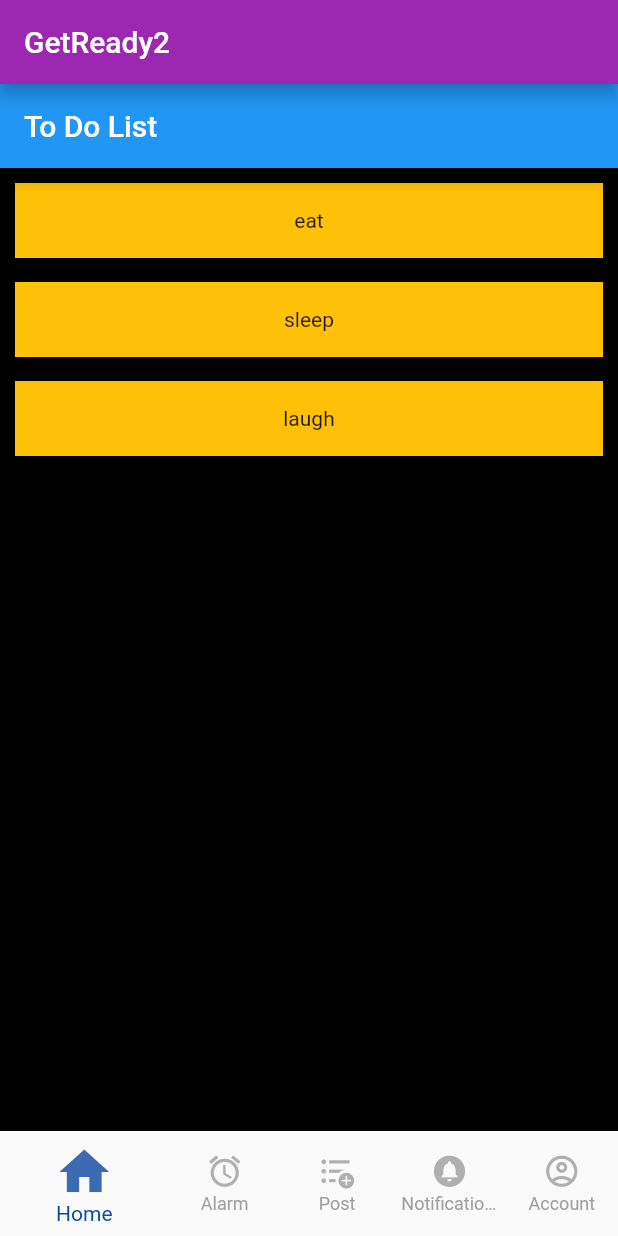
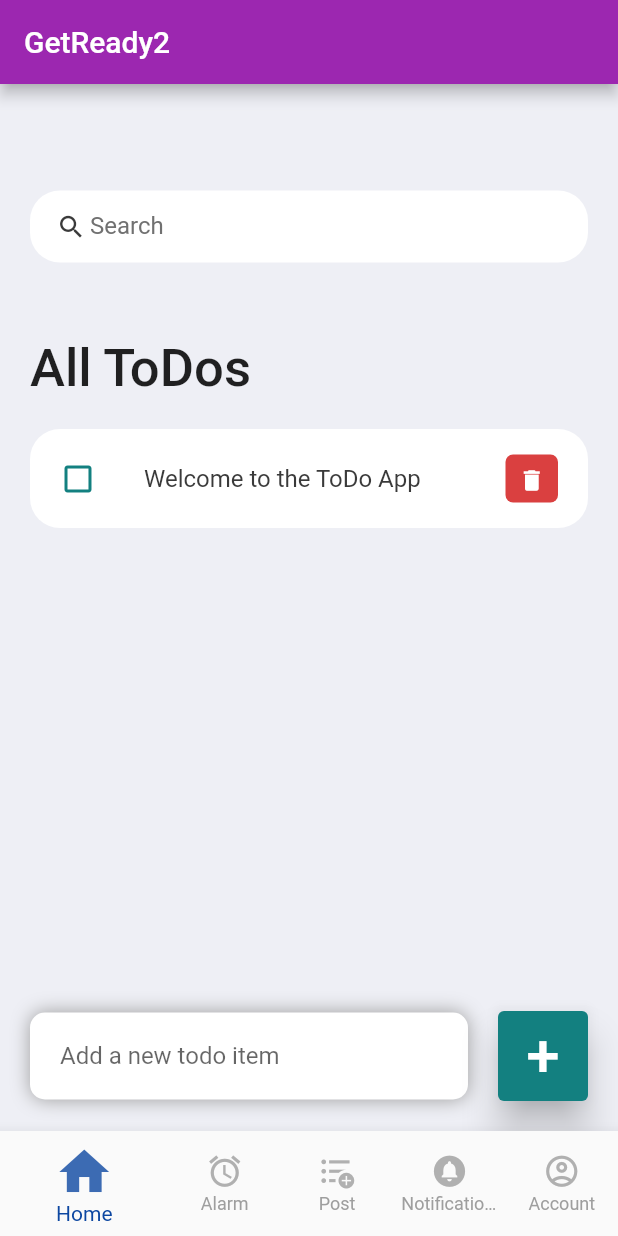
Before and after one commit to abhi-vachani/ToDoZzzz, a Flutter app: the screen it shows after launch, on a phone screen of 412 x 824 dp. Run offline on Flutter 3.47's test engine with Material 2 defaults, Android fonts, the phone set to English and light mode, and no system bars; missing offline and left inert: flutter_alarm_clock.

Commit message:
got todo features working

```diff
--- /dev/null
+++ b/lib/constants/colors.dart
@@ -0,0 +1,10 @@
+import 'package:flutter/material.dart';
+import 'dart:ui';
+
+const Color tdRed = Color(0xFFDA4040);
+const Color tdBlue = Color(0xFF138080);
+
+const Color tdBlack = Color(0xFF3A3A3A);
+const Color tdGrey = Color(0xFF717171);
+
+const Color tdBGColor = Color(0xFFEEEFF5);
--- /dev/null
+++ b/lib/models/todo.dart
@@ -0,0 +1,17 @@
+class ToDo {
+  String? id;
+  String? todoText;
+  bool isDone;
+
+  ToDo({
+    required this.id,
+    required this.todoText,
+    this.isDone = false,
+  });
+
+  static List<ToDo> todoList() {
+    return [
+      ToDo(id: '01', todoText: 'Welcome to the ToDo App', isDone: false),
+    ];
+  }
+}
--- a/lib/screens/Home.dart
+++ b/lib/screens/Home.dart
@@ -1,38 +1,203 @@
 // ignore_for_file: prefer_const_constructors, use_key_in_widget_constructors
+import 'package:flutter/material.dart';
+import '../models/todo.dart';
+import '../constants/colors.dart';
+import '../widgets/todo_item.dart';
 
-import 'package:flutter/material.dart';
+class HomePage extends StatefulWidget {
+  HomePage({Key? key}) : super(key: key);
+  @override
+  State<HomePage> createState() => _HomePageState();
+}
 
-class HomePage extends StatelessWidget {
+class _HomePageState extends State<HomePage> {
+  _deleteToDoItem(String id) {
+    setState(() {
+      todosList.removeWhere((item) => item.id == id);
+    });
+  }
+
+  _handleToDoChange(ToDo todo) {
+    setState(() {
+      todo.isDone = !todo.isDone;
+    });
+  }
+
+  _addToDoItem(String toDo) {
+    if (toDo.isEmpty) {
+    } else {
+      setState(() {
+        todosList.add(ToDo(
+            id: DateTime.now().millisecondsSinceEpoch.toString(),
+            todoText: toDo));
+      });
+      _todoController.clear();
+      FocusScope.of(context).unfocus();
+    }
+  }
+
+  _runFilter(String enteredKeyword) {
+    List<ToDo> result = [];
+    if (enteredKeyword.isEmpty) {
+      result = todosList;
+    } else {
+      result = todosList
+          .where((item) => item.todoText!
+              .toLowerCase()
+              .contains(enteredKeyword.toLowerCase()))
+          .toList();
+    }
+    setState(() {
+      _foundToDo = result;
+    });
+  }
+
+  final todosList = ToDo.todoList();
+  List<ToDo> _foundToDo = [];
+  final _todoController = TextEditingController();
+
+  @override
+  void initState() {
+    _foundToDo = todosList;
+    super.initState();
+  }
+
   @override
   Widget build(BuildContext context) {
-    // Simple To Do List: Need to add a way for user to input
-    const title = 'To Do List';
-    var userToDo = ['eat', 'sleep', 'laugh'];
+    return Scaffold(
+      backgroundColor: tdBGColor,
+      appBar: _buildAppBar(),
+      body: Stack(
+        children: [
+          Container(
+            padding: EdgeInsets.symmetric(horizontal: 20, vertical: 15),
+            child: Column(
+              children: [
+                Container(
+                  padding: EdgeInsets.symmetric(horizontal: 15),
+                  decoration: BoxDecoration(
+                      color: Colors.white,
+                      borderRadius: BorderRadius.circular(20)),
+                  child: TextField(
+                    onChanged: (value) => _runFilter(value),
+                    decoration: InputDecoration(
+                      contentPadding: EdgeInsets.all(0),
+                      prefixIcon: Icon(
+                        Icons.search,
+                        color: tdBlack,
+                        size: 20,
+                      ),
+                      prefixIconConstraints: BoxConstraints(
+                        maxHeight: 20,
+                        minWidth: 25,
+                      ),
+                      border: InputBorder.none,
+                      hintText: 'Search',
+                      hintStyle: TextStyle(
+                        color: tdGrey,
+                      ),
+                    ),
+                  ),
+                ),
+                Expanded(
+                  child: ListView(
+                    children: [
+                      Container(
+                        margin: EdgeInsets.only(
+                          top: 50,
+                          bottom: 20,
+                        ),
+                        child: Text(
+                          'All ToDos',
+                          style: TextStyle(
+                            fontSize: 35,
+                            fontWeight: FontWeight.w500,
+                          ),
+                        ),
+                      ),
+                      for (ToDo todoo in _foundToDo.reversed)
+                        ToDoItem(
+                          todo: todoo,
+                          onToDoChanged: _handleToDoChange,
+                          onDeleteItem: _deleteToDoItem,
+                        ),
+                    ],
+                  ),
+                ),
+              ],
+            ),
+          ),
+          Align(
+            alignment: Alignment.bottomCenter,
+            child: Row(
+              children: [
+                Expanded(
+                  child: Container(
+                    margin: EdgeInsets.only(
+                      bottom: 20,
+                      right: 20,
+                      left: 20,
+                    ),
+                    padding: EdgeInsets.symmetric(
+                      horizontal: 20,
+                      vertical: 5,
+                    ),
+                    decoration: BoxDecoration(
+                      color: Colors.white,
+                      boxShadow: const [
+                        BoxShadow(
+                          color: Colors.grey,
+                          offset: Offset(0.0, 0.0),
+                          blurRadius: 10.0,
+                          spreadRadius: 0.0,
+                        ),
+                      ],
+                      borderRadius: BorderRadius.circular(10),
+                    ),
+                    child: TextField(
+                      controller: _todoController,
+                      decoration: InputDecoration(
+                          hintText: 'Add a new todo item',
+                          border: InputBorder.none),
+                    ),
+                  ),
+                ),
+                Container(
+                  margin: EdgeInsets.only(
+                    bottom: 20,
+                    right: 20,
+                  ),
+                  child: ElevatedButton(
+                    onPressed: () {
+                      _addToDoItem(_todoController.text);
+                    },
+                    style: ElevatedButton.styleFrom(
+                      primary: tdBlue,
+                      minimumSize: Size(60, 60),
+                      elevation: 10,
+                    ),
+                    child: Text(
+                      '+',
+                      style: TextStyle(
+                        fontSize: 40,
+                      ),
+                    ),
+                  ),
+                ),
+              ],
+            ),
+          )
+        ],
+      ),
+    );
+  }
 
-    return MaterialApp(
-      debugShowCheckedModeBanner: false,
-      title: title,
-      theme: ThemeData(
-        scaffoldBackgroundColor: Colors.black,
-      ),
-      home: Scaffold(
-        appBar: AppBar(
-          title: const Text(title),
-        ),
-        body: ListView.separated(
-          separatorBuilder: (BuildContext context, int index) {
-            return Divider();
-          },
-          padding: const EdgeInsets.all(10),
-          itemCount: userToDo.length,
-          itemBuilder: (BuildContext context, int index) {
-            return Container(
-              height: 50,
-              color: Colors.amber,
-              child: Center(child: Text(userToDo[index])),
-            );
-          },
-        ),
+  AppBar _buildAppBar() {
+    return AppBar(
+      backgroundColor: tdBGColor,
+      elevation: 0,
+      title: Row(
+        mainAxisAlignment: MainAxisAlignment.spaceBetween,
       ),
     );
   }
```
Also changed, not shown: images/logo.png (added).
